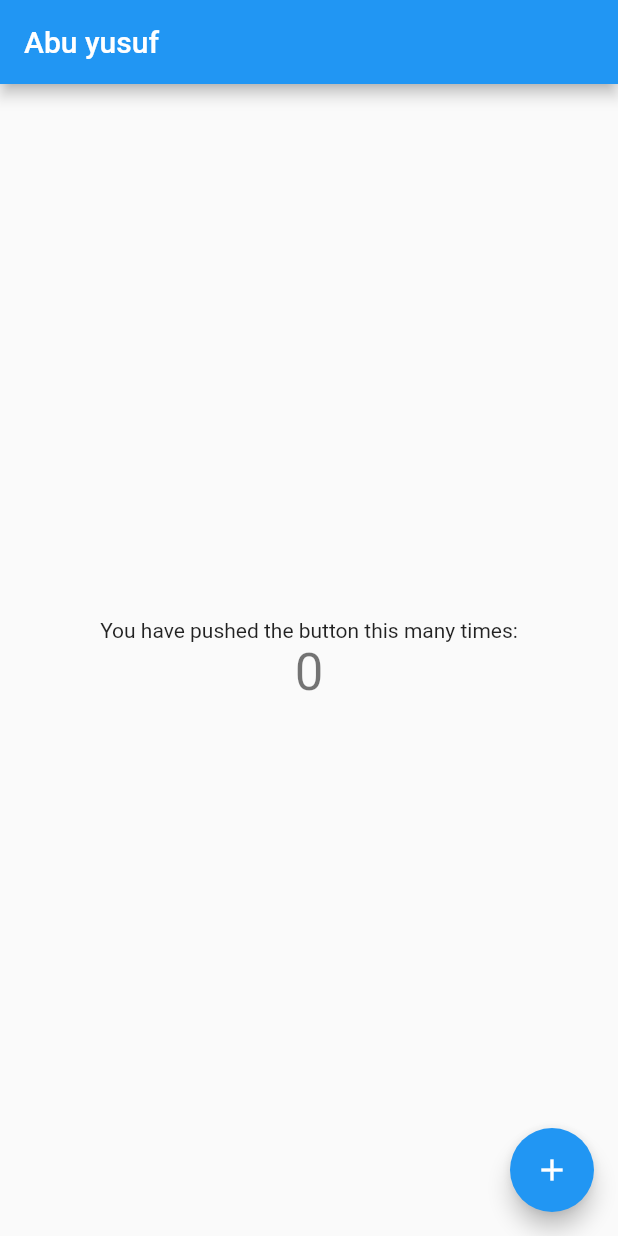
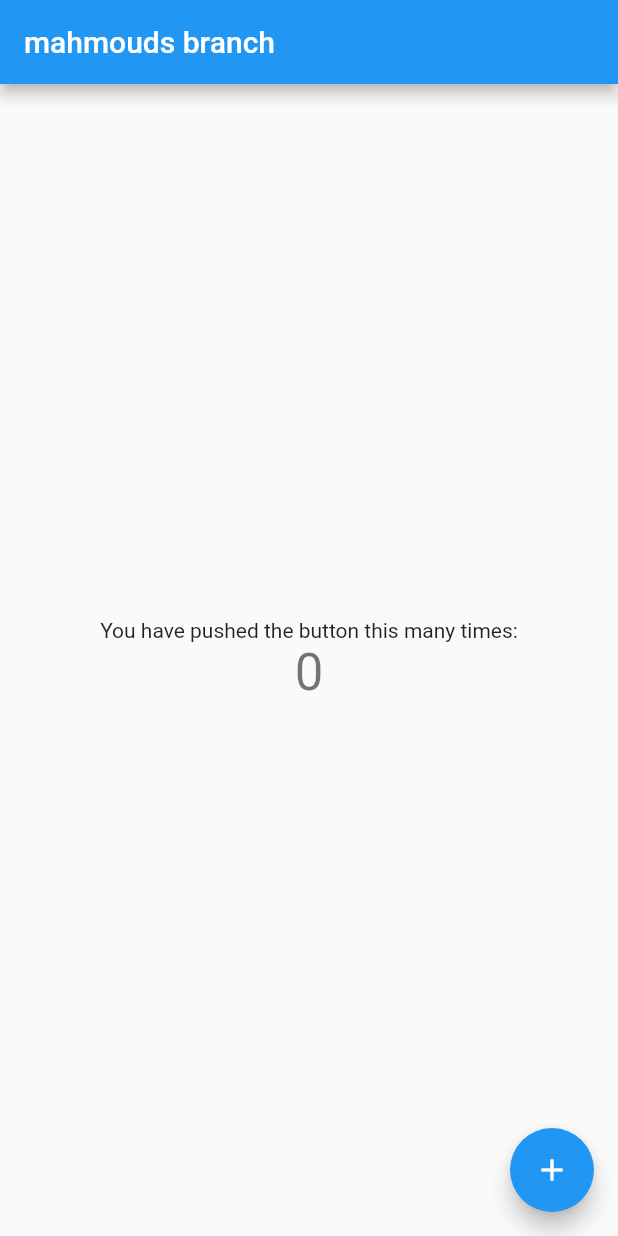
Before and after one commit to malminawi/Partnered, a Flutter app: the screen it shows after launch, on a phone screen of 412 x 824 dp. Run offline on Flutter 3.47's test engine with Material 2 defaults, Android fonts, the phone set to English and light mode, and no system bars.

Commit message:
added my name

```diff
--- a/lib/main.dart
+++ b/lib/main.dart
@@ -26,7 +26,7 @@ class MyApp extends StatelessWidget {
         // closer together (more dense) than on mobile platforms.
         visualDensity: VisualDensity.adaptivePlatformDensity,
       ),
-      home: MyHomePage(title: 'Abu yusuf'),
+      home: MyHomePage(title: 'mahmouds branch'),
     );
   }
 }
```
